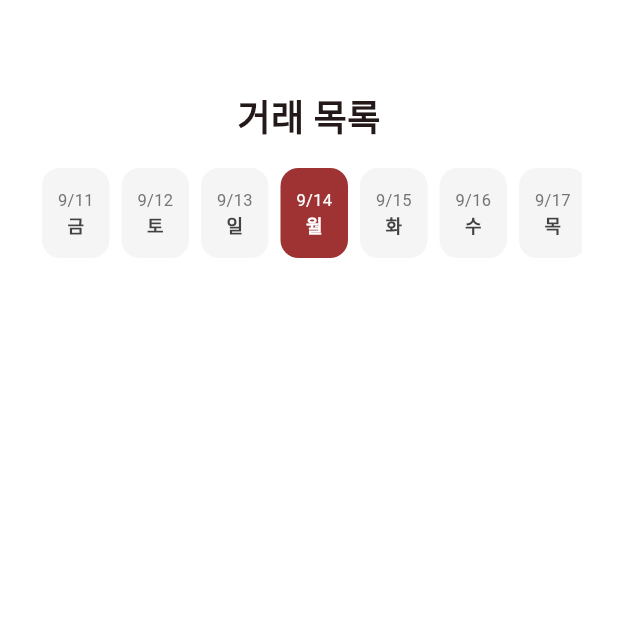
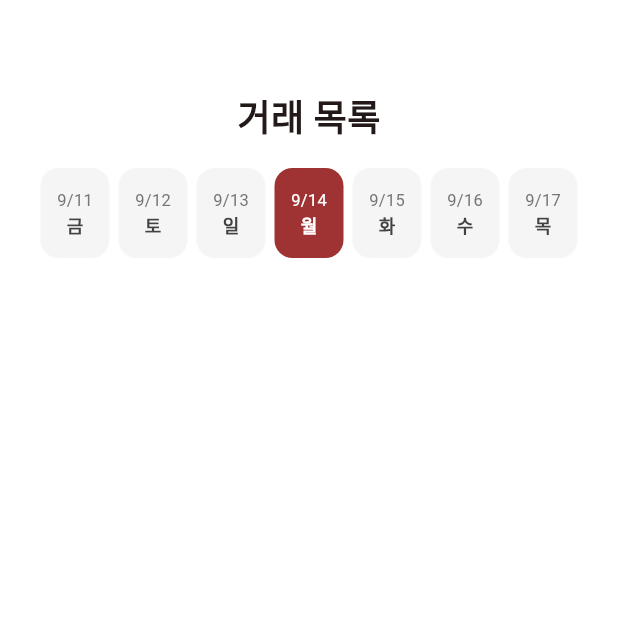
Before and after one commit to chae04/moa, a Flutter app: the TransactionListScreen screen opened directly, on a phone screen of 412 x 824 dp, the top half of it. Run offline on Flutter 3.47's test engine with Material 3 defaults, Android fonts, the phone set to English and light mode, and no system bars; our stand-ins replace cloud_firestore, firebase_auth, firebase_core, table_calendar; accounts and stored records are empty.

Commit message:
fix. transaction list screen topbar

```diff
--- a/lib/screens/transaction/transaction_list_screen.dart
+++ b/lib/screens/transaction/transaction_list_screen.dart
@@ -80,21 +80,20 @@ class _TransactionListScreenState extends State<TransactionListScreen> {
     });
   }
 
-  // 슬라이더 위젯
+  // 상단 날짜 위젯
   Widget _buildDateSlider() {
     return SizedBox(
       height: 60,
-      child: ListView.builder(
-        scrollDirection: Axis.horizontal,
-        itemCount: 7,
-        itemBuilder: (context, index) {
+      child: Row(
+        children: List.generate(7, (index) {
           final date = _dateSlider[index];
           final isSelected =
               date.day == _selectedDate.day &&
               date.month == _selectedDate.month &&
               date.year == _selectedDate.year;
 
-          return GestureDetector(
+          return Expanded(
+            child: GestureDetector(
               onTap: () {
                 setState(() {
                   _selectedDate = date;
@@ -104,9 +103,8 @@ class _TransactionListScreenState extends State<TransactionListScreen> {
                 _loadTransactions();
               },
               child: AnimatedContainer(
-              duration: Duration(milliseconds: 200), // 애니메이션 속도
-              width: 45,
-              margin: EdgeInsets.symmetric(horizontal: 4),
+                duration: Duration(milliseconds: 200),
+                margin: EdgeInsets.symmetric(horizontal: 3), // 항목 간 미세 간격
                 decoration: BoxDecoration(
                   color: isSelected ? primaryColor : Colors.grey[100],
                   borderRadius: BorderRadius.circular(12),
@@ -132,8 +130,9 @@ class _TransactionListScreenState extends State<TransactionListScreen> {
                   ],
                 ),
               ),
+            ),
           );
-        },
+        }),
       ),
     );
   }
```
Lines whose indentation alone changed are shown as unchanged.
